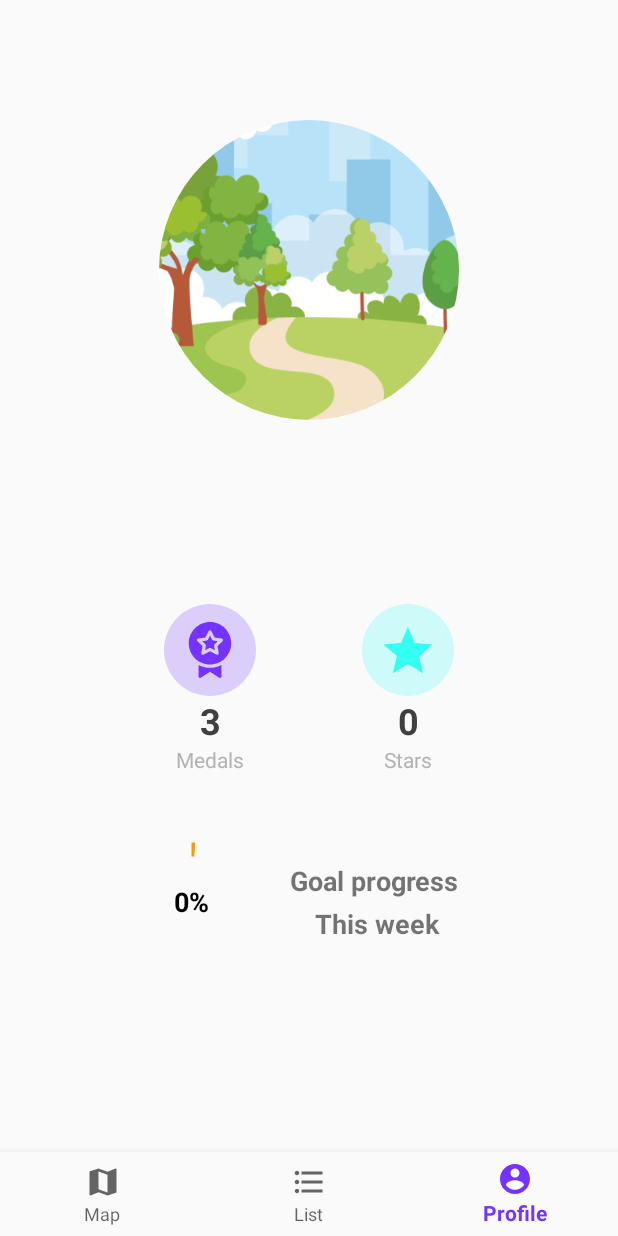
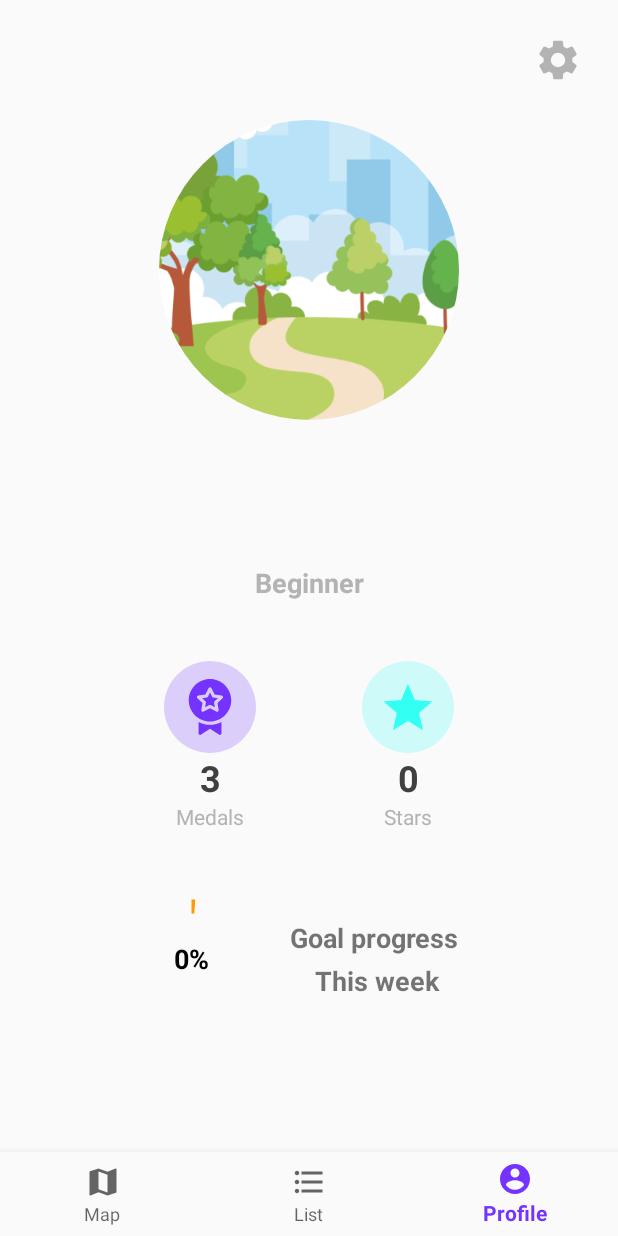
Before and after one commit to johannesbjur/GPSGame, an Android app: the ProfileFragment screen opened through its navigation route, on a phone screen of 412 x 824 dp. Run offline under Robolectric (Android 15) with nearby library versions, the phone set to English and light mode, and no system bars; our stand-ins replace Firebase (no records; nobody signed in at launch, a user with empty details on screens opened directly), navigation-ui.

Commit message:
settings button added + user rank

```diff
--- a/GPSGame/app/src/main/java/com/example/gpsgame/MainActivity.kt
+++ b/GPSGame/app/src/main/java/com/example/gpsgame/MainActivity.kt
@@ -61,7 +61,6 @@
                     Log.d("Userlogin", "signInAnonymously:success")
 
                     val user = auth.currentUser
-
                     val data: MutableMap<String, Any> = HashMap()
 
 //                    Set user data
--- a/GPSGame/app/src/main/java/com/example/gpsgame/ProfileFragment.kt
+++ b/GPSGame/app/src/main/java/com/example/gpsgame/ProfileFragment.kt
@@ -42,12 +42,17 @@
 //        Fade in text view?
         docRef.whereEqualTo( "completed", true ).get().addOnSuccessListener { result ->
 
+//            TODO Add more "ranks"
+            when( result.documents.size ) {
+                in 0..10    -> viewOfLayout.user_rank_text.text = "Beginner"
+                in 10..20   -> viewOfLayout.user_rank_text.text = "Novice"
+            }
+
             viewOfLayout.stars_value.text = result.documents.size.toString()
 
 //            TODO Add medal calc value
             viewOfLayout.medal_value.text = "3"
         }
-
 
         val date = Date(Date().time - 86400000 * 7)
 
--- /dev/null
+++ b/GPSGame/app/src/main/res/drawable/ic_settings.xml
@@ -0,0 +1,9 @@
+<vector xmlns:android="http://schemas.android.com/apk/res/android"
+        android:width="24dp"
+        android:height="24dp"
+        android:viewportWidth="24"
+        android:viewportHeight="24">
+    <path
+        android:fillColor="#FF000000"
+        android:pathData="M19.1,12.9a2.8,2.8 0,0 0,0.1 -0.9,2.8 2.8,0 0,0 -0.1,-0.9l2.1,-1.6a0.7,0.7 0,0 0,0.1 -0.6L19.4,5.5a0.7,0.7 0,0 0,-0.6 -0.2l-2.4,1a6.5,6.5 0,0 0,-1.6 -0.9l-0.4,-2.6a0.5,0.5 0,0 0,-0.5 -0.4H10.1a0.5,0.5 0,0 0,-0.5 0.4L9.3,5.4a5.6,5.6 0,0 0,-1.7 0.9l-2.4,-1a0.4,0.4 0,0 0,-0.5 0.2l-2,3.4c-0.1,0.2 0,0.4 0.2,0.6l2,1.6a2.8,2.8 0,0 0,-0.1 0.9,2.8 2.8,0 0,0 0.1,0.9L2.8,14.5a0.7,0.7 0,0 0,-0.1 0.6l1.9,3.4a0.7,0.7 0,0 0,0.6 0.2l2.4,-1a6.5,6.5 0,0 0,1.6 0.9l0.4,2.6a0.5,0.5 0,0 0,0.5 0.4h3.8a0.5,0.5 0,0 0,0.5 -0.4l0.3,-2.6a5.6,5.6 0,0 0,1.7 -0.9l2.4,1a0.4,0.4 0,0 0,0.5 -0.2l2,-3.4c0.1,-0.2 0,-0.4 -0.2,-0.6ZM12,15.6A3.6,3.6 0,1 1,15.6 12,3.6 3.6,0 0,1 12,15.6Z"/>
+</vector>
--- a/GPSGame/app/src/main/res/layout/fragment_list.xml
+++ b/GPSGame/app/src/main/res/layout/fragment_list.xml
@@ -37,10 +37,10 @@
             android:layout_height="wrap_content"
             android:layout_marginStart="50dp"
             android:layout_marginTop="64dp"
+            android:text="@string/list_active_title"
+            android:textColor="@color/white"
+            android:textSize="38sp"
             android:textStyle="bold"
-            android:textColor="@color/white"
-            android:textSize="32sp"
-            android:text="@string/list_active_title"
             app:layout_constraintStart_toStartOf="parent"
             app:layout_constraintTop_toTopOf="parent" />
 
--- a/GPSGame/app/src/main/res/layout/fragment_profile.xml
+++ b/GPSGame/app/src/main/res/layout/fragment_profile.xml
@@ -35,9 +35,9 @@
             android:layout_height="wrap_content"
             android:layout_marginTop="50dp"
             android:text=""
+            android:textColor="@color/black"
+            android:textSize="30sp"
             android:textStyle="bold"
-            android:textSize="24sp"
-            android:textColor="@color/black"
             app:layout_constraintEnd_toEndOf="parent"
             app:layout_constraintStart_toStartOf="parent"
             app:layout_constraintTop_toBottomOf="@+id/profile_img_card" />
@@ -51,7 +51,7 @@
             android:orientation="horizontal"
             app:layout_constraintEnd_toEndOf="parent"
             app:layout_constraintStart_toStartOf="parent"
-            app:layout_constraintTop_toBottomOf="@+id/user_full_name">
+            app:layout_constraintTop_toBottomOf="@+id/user_rank_text">
 
             <LinearLayout
                 android:layout_width="match_parent"
@@ -69,10 +69,10 @@
                     android:id="@+id/medal_value"
                     android:layout_width="match_parent"
                     android:layout_height="wrap_content"
-                    android:textStyle="bold"
                     android:gravity="center"
                     android:textColor="@color/darkGrey"
-                    android:textSize="24sp" />
+                    android:textSize="24sp"
+                    android:textStyle="bold" />
 
                 <TextView
                     android:id="@+id/medal_text"
@@ -100,10 +100,10 @@
                     android:id="@+id/stars_value"
                     android:layout_width="match_parent"
                     android:layout_height="wrap_content"
-                    android:textStyle="bold"
                     android:gravity="center"
                     android:textColor="@color/darkGrey"
-                    android:textSize="24sp" />
+                    android:textSize="24sp"
+                    android:textStyle="bold" />
 
                 <TextView
                     android:id="@+id/stars_text"
@@ -184,5 +184,28 @@
             </androidx.constraintlayout.widget.ConstraintLayout>
         </LinearLayout>
 
+        <Button
+            android:id="@+id/settingsBtn"
+            android:layout_width="32dp"
+            android:layout_height="32dp"
+            android:layout_marginTop="24dp"
+            android:layout_marginEnd="24dp"
+            android:background="@drawable/ic_settings"
+            android:backgroundTint="@color/lightGrey"
+            app:layout_constraintEnd_toEndOf="parent"
+            app:layout_constraintTop_toTopOf="parent" />
+
+        <TextView
+            android:id="@+id/user_rank_text"
+            android:layout_width="wrap_content"
+            android:layout_height="wrap_content"
+            android:layout_marginTop="5dp"
+            android:textColor="@color/lightGrey"
+            android:textSize="18sp"
+            android:textStyle="bold"
+            app:layout_constraintEnd_toEndOf="parent"
+            app:layout_constraintStart_toStartOf="parent"
+            app:layout_constraintTop_toBottomOf="@+id/user_full_name" />
+
     </androidx.constraintlayout.widget.ConstraintLayout>
 </FrameLayout>
```
